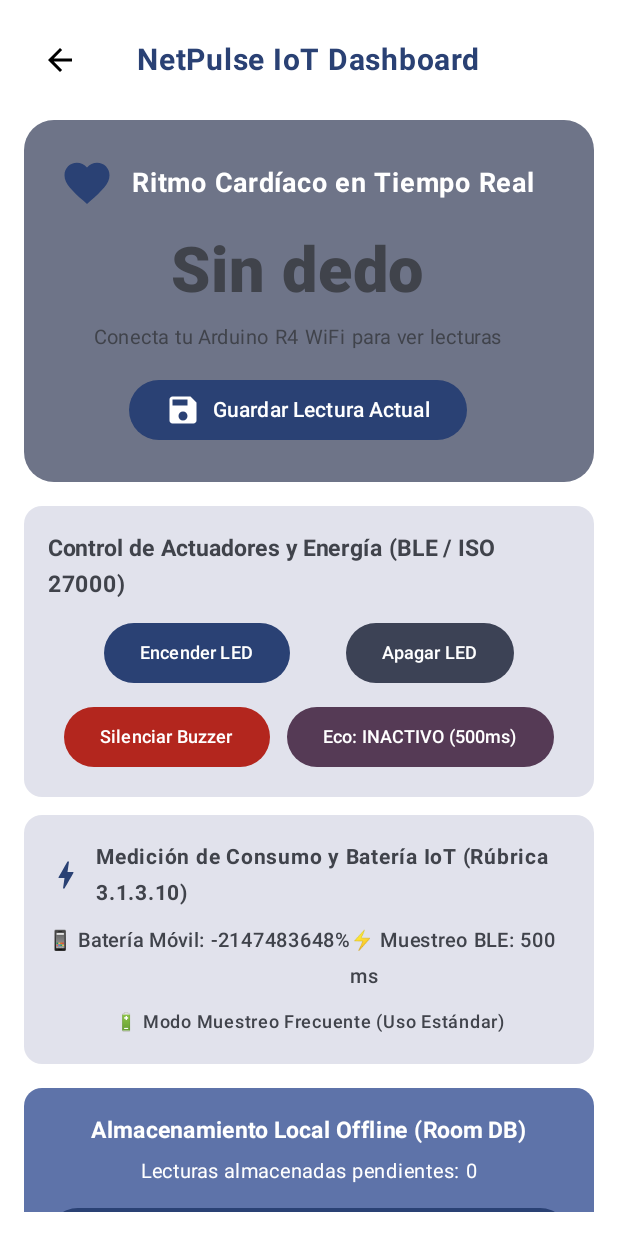
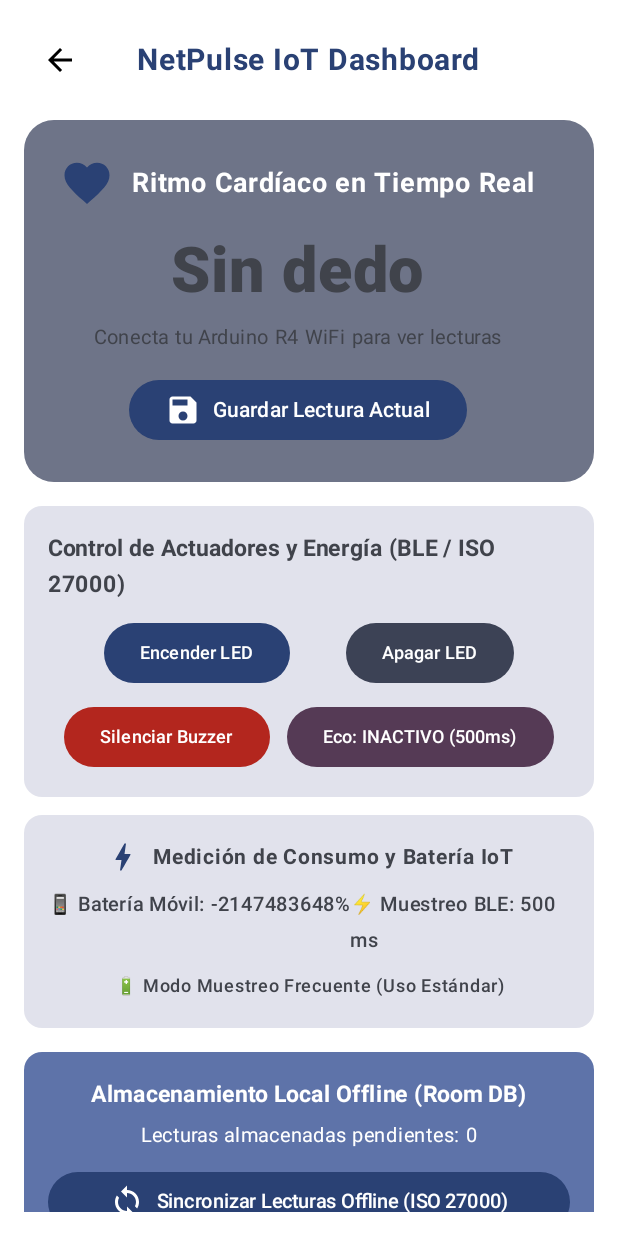
Before and after one commit to benjaaacode/LatidosCardiacos, an Android app built with Jetpack Compose: the @Preview function PantallaPrincipalPreview, on a phone screen of 412 x 824 dp. Run offline under Robolectric (Android 15) with nearby library versions, the phone set to English and light mode, and no system bars.

Commit message:
Remove rubric label from Energy Consumption UI card

```diff
--- a/app/src/main/java/com/example/latidoscardiacos/MainActivity.kt
+++ b/app/src/main/java/com/example/latidoscardiacos/MainActivity.kt
@@ -1049,7 +1049,7 @@ fun PantallaPrincipal(
                     )
                     Spacer(modifier = Modifier.width(8.dp))
                     Text(
-                        text = "Medición de Consumo y Batería IoT (Rúbrica 3.1.3.10)",
+                        text = "Medición de Consumo y Batería IoT",
                         fontWeight = FontWeight.Bold,
                         fontSize = 14.sp
                     )
```
